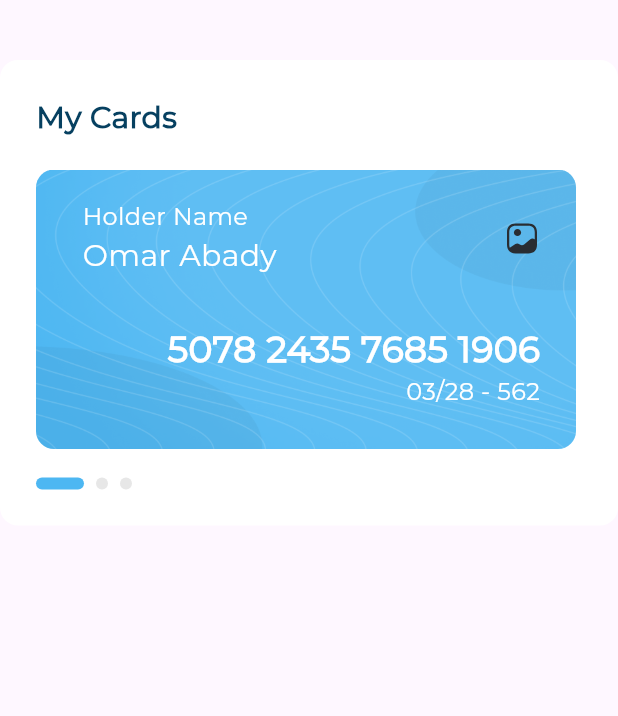
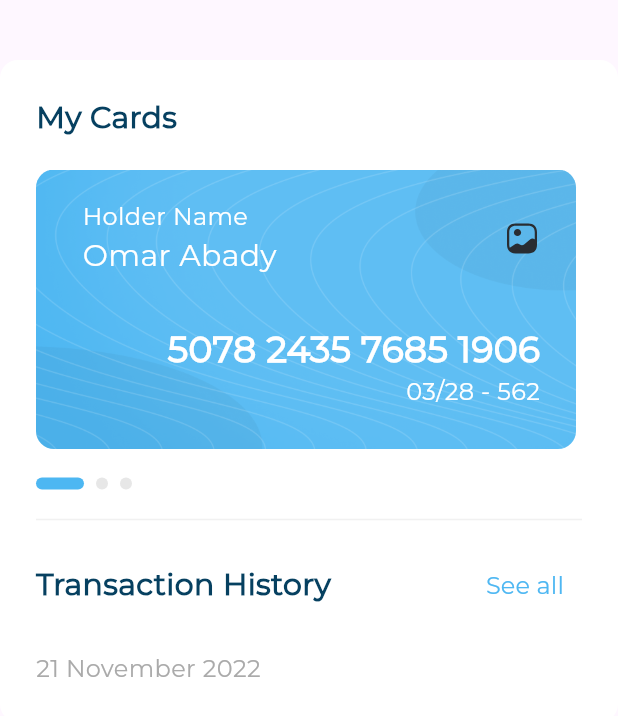
Before and after one commit to omarabady1/Responsive-Admin-Dashboard, a Flutter app: the CardAndTransactionHistory widget shown alone on an empty page, opened directly, on a phone screen of 412 x 824 dp. Shown: the top 716 px of the screen. Run offline on Flutter 3.47's test engine with Material 3 defaults, Android fonts, the phone set to English and light mode, and no system bars; drawn by our look-alikes of expandable_page_view; our stand-ins replace flutter_svg.

Commit message:
Create transaction history section

```diff
--- a/lib/widgets/card_and_transaction_histrory.dart
+++ b/lib/widgets/card_and_transaction_histrory.dart
@@ -1,5 +1,6 @@
 import 'package:flutter/material.dart';
 import 'package:responsive_admin_dashboard/widgets/my_cards_section.dart';
+import 'package:responsive_admin_dashboard/widgets/transaction_history_section.dart';
 
 class CardAndTransactionHistory extends StatelessWidget {
   const CardAndTransactionHistory({super.key});
@@ -8,14 +9,22 @@ class CardAndTransactionHistory extends StatelessWidget {
   Widget build(BuildContext context) {
     return Column(
       children: [
-        SizedBox(height: 40,),
+        SizedBox(height: 40),
         Container(
           padding: EdgeInsets.all(24),
           decoration: ShapeDecoration(
             color: Colors.white,
-            shape: RoundedRectangleBorder(borderRadius: BorderRadius.circular(12)),
+            shape: RoundedRectangleBorder(
+              borderRadius: BorderRadius.circular(12),
+            ),
           ),
-          child: MyCardsSection(),
+          child: Column(
+            children: [
+              MyCardsSection(),
+              Divider(height: 40, color: const Color(0xffF1F1F1)),
+              TransactionHistorySection(),
+            ],
+          ),
         ),
       ],
     );
--- /dev/null
+++ b/lib/widgets/transaction_history_section.dart
@@ -0,0 +1,48 @@
+import 'package:flutter/material.dart';
+
+import '../utils/app_styles.dart';
+
+class TransactionHistorySection extends StatelessWidget {
+  const TransactionHistorySection({super.key});
+
+  @override
+  Widget build(BuildContext context) {
+    return Column(
+      crossAxisAlignment: CrossAxisAlignment.start,
+      children: [
+        TransactionHistoryHeader(),
+        SizedBox(height: 20),
+        Text(
+          '21 November 2022',
+          style: AppStyle.styleMedium16.copyWith(
+            color: const Color(0xFFAAAAAA),
+          ),
+        ),
+
+      ],
+    );
+  }
+}
+
+class TransactionHistoryHeader extends StatelessWidget {
+  const TransactionHistoryHeader({super.key});
+
+  @override
+  Widget build(BuildContext context) {
+    return Row(
+      mainAxisAlignment: MainAxisAlignment.spaceBetween,
+      children: [
+        Text('Transaction History', style: AppStyle.styleSemiBold20),
+        TextButton(
+          onPressed: () {},
+          child: Text(
+            'See all',
+            style: AppStyle.styleMedium16.copyWith(
+              color: const Color(0xFF4EB7F2),
+            ),
+          ),
+        ),
+      ],
+    );
+  }
+}
```
